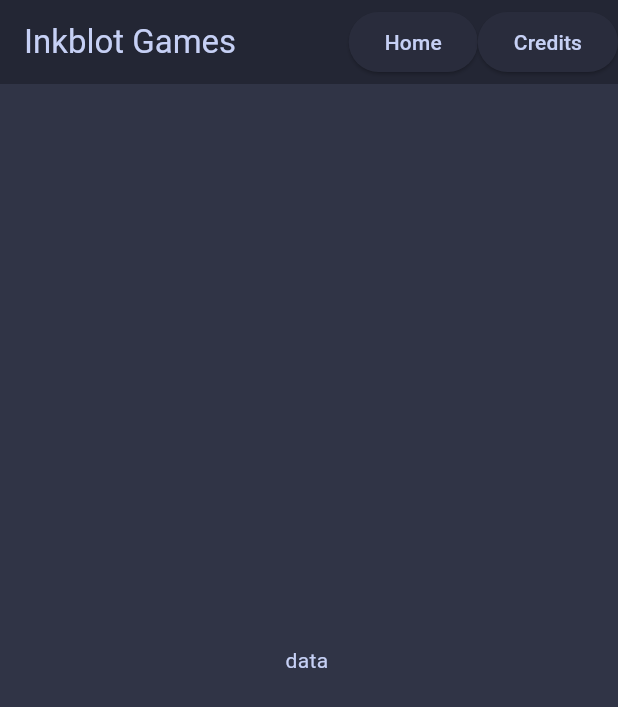
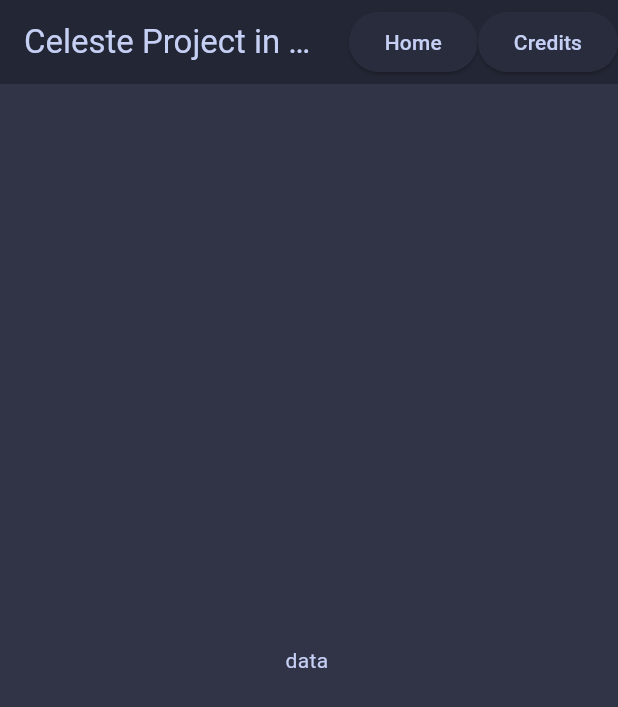
Before and after one commit to Ultrasquid9/Website, a Flutter app: the screen it shows after launch, on a phone screen of 412 x 824 dp. Shown: the top 707 px of the screen. Run offline on Flutter 3.47's test engine with Material 3 defaults, Android fonts, the phone set to English and light mode, and no system bars; our stand-ins replace go_router.

Commit message:
Rename site

```diff
--- a/lib/main.dart
+++ b/lib/main.dart
@@ -15,7 +15,7 @@ class Website extends StatelessWidget {
 	@override
 	Widget build(BuildContext context) {
 		return MaterialApp.router(
-			title: "Website",
+			title: "Celeste Project in Flutter",
 
 			theme: ThemeData(
 				useMaterial3: true,
@@ -84,7 +84,7 @@ AppBar getBar(BuildContext context) {
 	return AppBar(
 
 		backgroundColor: const Color.fromARGB(255, 35, 38, 52),
-		title: Text("Inkblot Games", style: getTextStyle()),
+		title: Text("Celeste Project in Flutter", style: getTextStyle()),
 		actions: <Widget>[
 			createButton(
 				() => context.go("/",),
```
